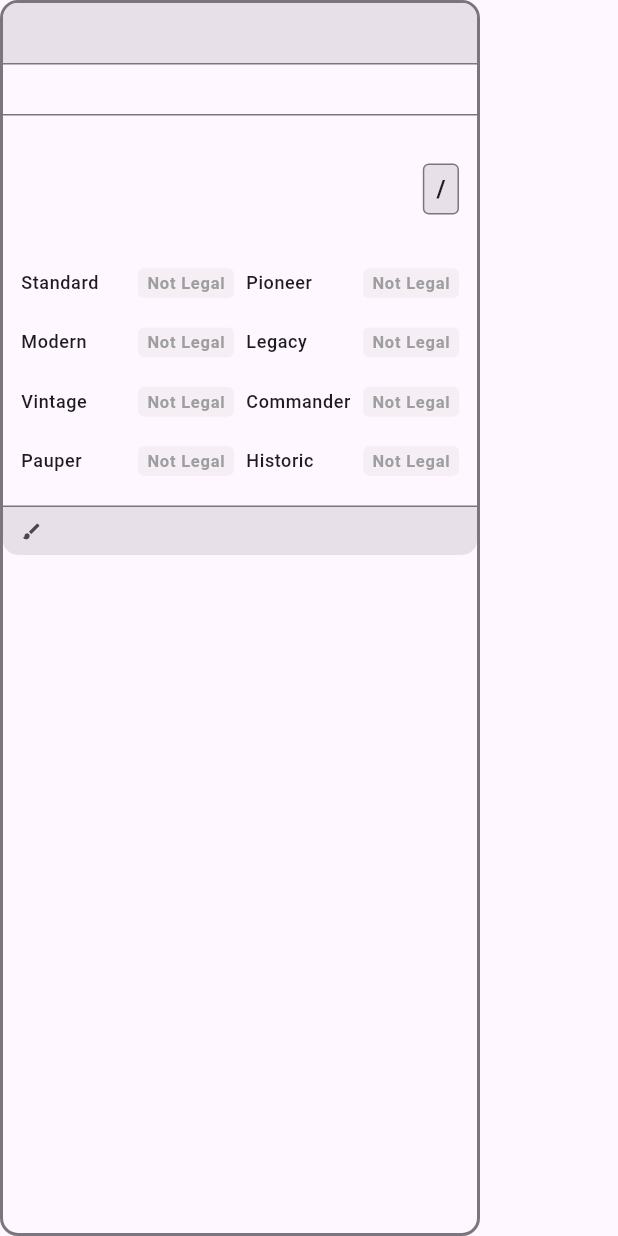
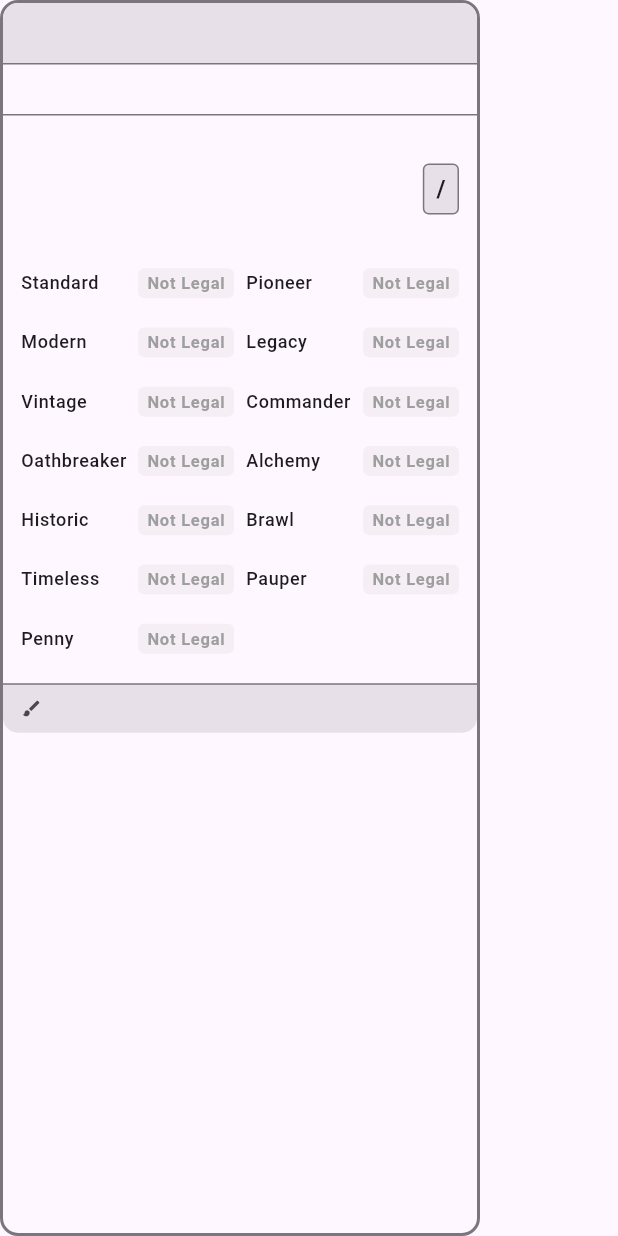
Before and after one commit to CodeThomnics/magicsearch_flutter_app, a Flutter app: the CardInfoWidget widget shown alone on an empty page, opened directly with empty values, on a phone screen of 412 x 824 dp. Run offline on Flutter 3.47's test engine with Material 3 defaults, Android fonts, the phone set to English and light mode, and no system bars; our stand-ins replace cached_network_image, dartx, dio, equatable, flutter_cache_manager, flutter_hooks and 4 more; network calls fail.

Commit message:
Enhance card search functionality by adding artist search capability and improving query handling

```diff
--- a/lib/widgets/card_info_widget.dart
+++ b/lib/widgets/card_info_widget.dart
@@ -7,11 +7,9 @@ import 'package:magicsearch_flutter_app/widgets/oracle_text_widget.dart';
 /// Widget that displays card information including name, mana cost, and type line.
 class CardInfoWidget extends StatelessWidget {
   final MagicCard card;
+  final VoidCallback? onArtistTap;
 
-  const CardInfoWidget({
-    super.key,
-    required this.card,
-  });
+  const CardInfoWidget({super.key, required this.card, this.onArtistTap});
 
   bool get _isDoubleSided =>
       card.cardFaces != null && card.cardFaces!.length >= 2;
@@ -47,7 +45,9 @@ class CardInfoWidget extends StatelessWidget {
             padding: const EdgeInsets.symmetric(horizontal: 12, vertical: 8),
             decoration: BoxDecoration(
               color: theme.colorScheme.surfaceContainerHighest,
-              borderRadius: const BorderRadius.vertical(bottom: Radius.circular(10)),
+              borderRadius: const BorderRadius.vertical(
+                bottom: Radius.circular(10),
+              ),
               border: Border(top: BorderSide(color: borderColor)),
             ),
             child: Row(
@@ -58,10 +58,18 @@ class CardInfoWidget extends StatelessWidget {
                   color: theme.colorScheme.onSurfaceVariant,
                 ),
                 const SizedBox(width: 6),
-                Text(
-                  card.artist,
-                  style: theme.textTheme.bodySmall?.copyWith(
-                    color: theme.colorScheme.onSurfaceVariant,
+                GestureDetector(
+                  onTap: onArtistTap,
+                  child: Text(
+                    card.artist,
+                    style: theme.textTheme.bodySmall?.copyWith(
+                      color: onArtistTap != null
+                          ? theme.colorScheme.primary
+                          : theme.colorScheme.onSurfaceVariant,
+                      decoration: onArtistTap != null
+                          ? TextDecoration.underline
+                          : TextDecoration.none,
+                    ),
                   ),
                 ),
               ],
@@ -74,8 +82,13 @@ class CardInfoWidget extends StatelessWidget {
 
   List<Widget> _buildSingleSidedContent(ThemeData theme, Color borderColor) {
     return [
-      _buildNameHeader(card.name, card.manaCost ?? '', theme, borderColor,
-          isTop: true),
+      _buildNameHeader(
+        card.name,
+        card.manaCost ?? '',
+        theme,
+        borderColor,
+        isTop: true,
+      ),
       _buildTypeLine(card.typeLine, theme, borderColor),
       _buildOracleText(card.oracleText ?? '', theme),
       if (card.flavorText != null && card.flavorText!.isNotEmpty)
@@ -91,14 +104,22 @@ class CardInfoWidget extends StatelessWidget {
     final backFace = faces.elementAtOrNull(1) ?? faces[1];
     return [
       // Front face
-      _buildNameHeader(frontFace.name ?? card.name, frontFace.manaCost ?? '',
-          theme, borderColor,
-          isTop: true),
+      _buildNameHeader(
+        frontFace.name ?? card.name,
+        frontFace.manaCost ?? '',
+        theme,
+        borderColor,
+        isTop: true,
+      ),
       _buildTypeLine(frontFace.typeLine ?? card.typeLine, theme, borderColor),
       _buildOracleText(frontFace.oracleText ?? '', theme),
       if (frontFace.power != null && frontFace.toughness != null)
         _buildPowerToughness(
-            frontFace.power!, frontFace.toughness!, theme, borderColor),
+          frontFace.power!,
+          frontFace.toughness!,
+          theme,
+          borderColor,
+        ),
 
       // Divider between faces
       Container(
@@ -114,8 +135,11 @@ class CardInfoWidget extends StatelessWidget {
           child: Row(
             mainAxisSize: MainAxisSize.min,
             children: [
-              Icon(Icons.flip, size: 14,
-                  color: theme.colorScheme.onSurfaceVariant),
+              Icon(
+                Icons.flip,
+                size: 14,
+                color: theme.colorScheme.onSurfaceVariant,
+              ),
               const SizedBox(width: 6),
               Text(
                 'Back Face',
@@ -130,19 +154,32 @@ class CardInfoWidget extends StatelessWidget {
       ),
 
       // Back face
-      _buildNameHeader(backFace.name ?? '', backFace.manaCost ?? '',
-          theme, borderColor,
-          isTop: false),
+      _buildNameHeader(
+        backFace.name ?? '',
+        backFace.manaCost ?? '',
+        theme,
+        borderColor,
+        isTop: false,
+      ),
       _buildTypeLine(backFace.typeLine ?? '', theme, borderColor),
       _buildOracleText(backFace.oracleText ?? '', theme),
       if (backFace.power != null && backFace.toughness != null)
         _buildPowerToughness(
-            backFace.power!, backFace.toughness!, theme, borderColor),
+          backFace.power!,
+          backFace.toughness!,
+          theme,
+          borderColor,
+        ),
     ];
   }
 
-  Widget _buildNameHeader(String name, String manaCost, ThemeData theme,
-      Color borderColor, {required bool isTop}) {
+  Widget _buildNameHeader(
+    String name,
+    String manaCost,
+    ThemeData theme,
+    Color borderColor, {
+    required bool isTop,
+  }) {
     return Container(
       padding: const EdgeInsets.symmetric(horizontal: 12, vertical: 8),
       decoration: BoxDecoration(
@@ -209,7 +246,11 @@ class CardInfoWidget extends StatelessWidget {
   }
 
   Widget _buildPowerToughness(
-      String power, String toughness, ThemeData theme, Color borderColor) {
+    String power,
+    String toughness,
+    ThemeData theme,
+    Color borderColor,
+  ) {
     return Container(
       padding: const EdgeInsets.symmetric(horizontal: 12, vertical: 8),
       alignment: Alignment.centerRight,
@@ -238,8 +279,13 @@ class CardInfoWidget extends StatelessWidget {
       'Legacy': card.legalities.legacy,
       'Vintage': card.legalities.vintage,
       'Commander': card.legalities.commander,
+      'Oathbreaker': card.legalities.oathbreaker,
+      'Alchemy': card.legalities.alchemy,
+      'Historic': card.legalities.historic,
+      'Brawl': card.legalities.brawl,
+      'Timeless': card.legalities.timeless,
       'Pauper': card.legalities.pauper,
-      'Historic': card.legalities.historic,
+      'Penny': card.legalities.penny,
     };
 
     return Column(
@@ -254,14 +300,24 @@ class CardInfoWidget extends StatelessWidget {
           mainAxisSpacing: 4,
           crossAxisSpacing: 8,
           children: legalities.entries.map((entry) {
-            return _buildLegalityRow(entry.key, entry.value, card.gameChanger, theme);
+            return _buildLegalityRow(
+              entry.key,
+              entry.value,
+              card.gameChanger,
+              theme,
+            );
           }).toList(),
         ),
       ],
     );
   }
 
-  Widget _buildLegalityRow(String format, String status, bool gameChanger, ThemeData theme) {
+  Widget _buildLegalityRow(
+    String format,
+    String status,
+    bool gameChanger,
+    ThemeData theme,
+  ) {
     String statusLabel;
     Color statusColor;
 
@@ -271,17 +327,13 @@ class CardInfoWidget extends StatelessWidget {
           statusLabel = 'Legal/GC';
           statusColor = Colors.green.shade500;
         } else {
-        statusLabel = 'Legal';
-        statusColor = Colors.green.shade700;
+          statusLabel = 'Legal';
+          statusColor = Colors.green.shade800;
         }
         break;
       case 'banned':
         statusLabel = 'Banned';
         statusColor = Colors.red.shade700;
-        break;
-      case 'restricted':
-        statusLabel = 'Restricted';
-        statusColor = Colors.orange.shade700;
         break;
       case 'not_legal':
       default:
```
Also changed, not shown: lib/providers/card_search_provider.dart (+35 -9 lines), lib/screens/card_detail_screen.dart (+12 -1 lines), lib/screens/card_search_screen.dart (+93 -42 lines), lib/screens/random_card_screen.dart (+18 -2 lines), lib/widgets/card_display_widget.dart (+13 -13 lines).
